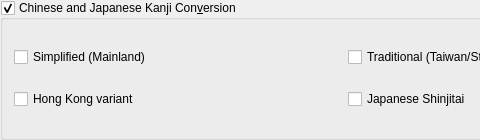
xiaoyifang/goldendict-ng, file src/ui/chineseconversion.ui: the form before one commit; both pictures show x 0 to 480 and y 0 to 140 of the 689 by 140 pixel window.
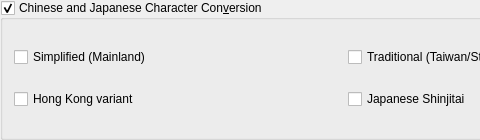
The form after the commit.

Commit message: ui: rename conversion group to Chinese and Japanese Character Conversion

```diff
--- a/src/ui/chineseconversion.ui
+++ b/src/ui/chineseconversion.ui
@@ -23,7 +23,7 @@
    <string>Enable conversion between simplified, traditional Chinese and Japanese Shinjitai characters</string>
   </property>
   <property name="title">
-   <string>Chinese and Japanese Kanji Con&amp;version</string>
+   <string>Chinese and Japanese Character Con&amp;version</string>
   </property>
   <property name="checkable">
    <bool>true</bool>
```
Left out of the diff: 2 changed lines with no effect on the pictures.
